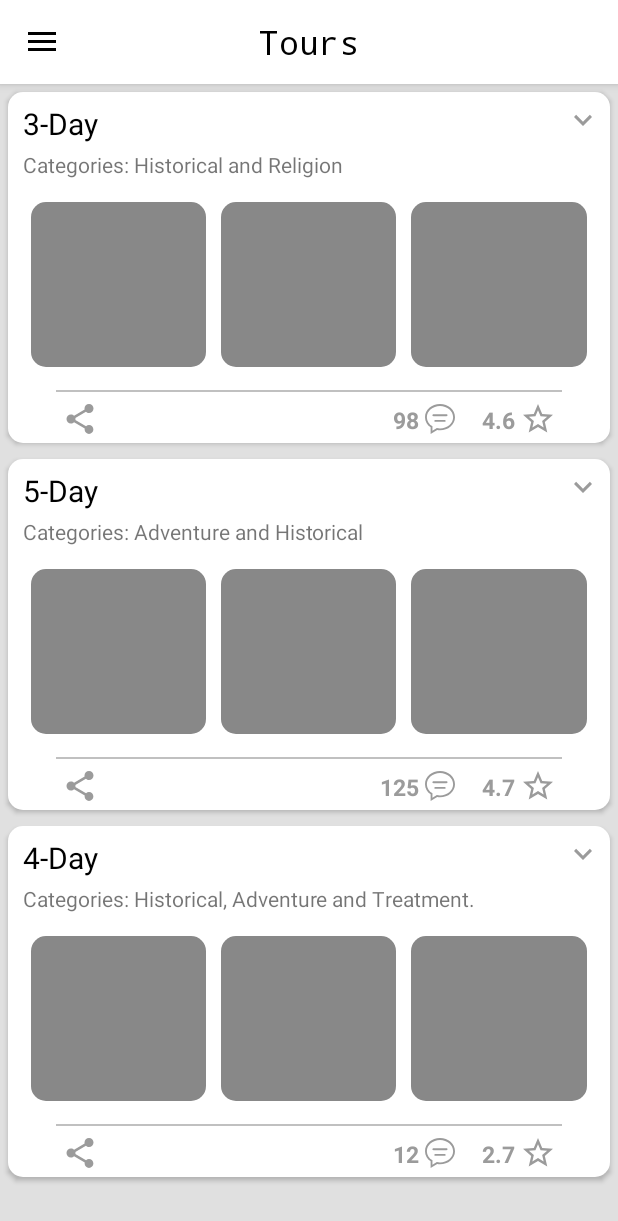
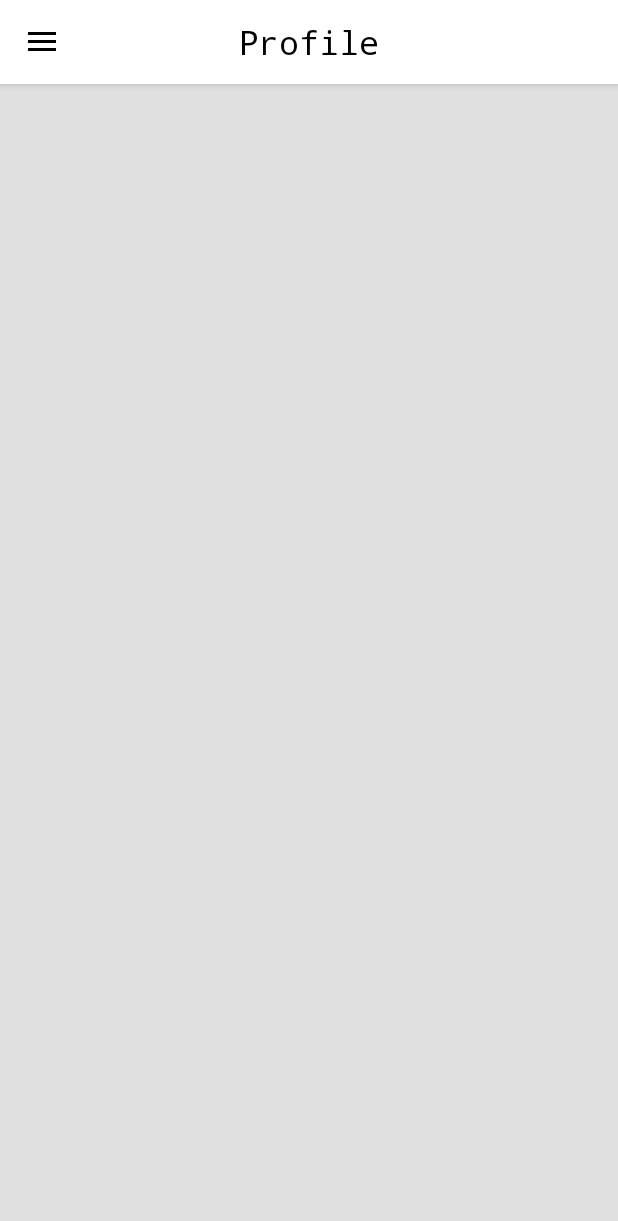
Before and after one commit to OmarQaisi/Seyaha, an Android app: the screen it shows after launch once a user with an empty profile is signed in (MainActivity), after a tap on "Profile", on a phone screen of 412 x 824 dp. Shown: the top 1221 px of the screen. Run offline under Robolectric (Android 15) with nearby library versions, the phone set to English and light mode, and no system bars; our stand-ins replace Firebase (no records; nobody signed in at launch, a user with empty details on screens opened directly), Picasso; libraries missing offline, so code that uses them is left out: com.firebase.ui; pictures from the network do not load; 2 statements that could not run were skipped; 1 other tap on this screen came first.

Commit message:
added profile fragment and toolbar's title change according to the fragment

```diff
--- a/app/src/main/AndroidManifest.xml
+++ b/app/src/main/AndroidManifest.xml
@@ -30,15 +30,18 @@
             </intent-filter>
         </activity>
 
-        <activity android:name=".SplashScreenActivity">
+        <activity android:name=".SplashScreenActivity"
+            android:screenOrientation="portrait">
             <intent-filter>
                 <action android:name="android.intent.action.MAIN" />
 
                 <category android:name="android.intent.category.LAUNCHER" />
             </intent-filter>
         </activity>
-        <activity android:name=".MainActivity"/>
-        <activity android:name=".OverviewActivity"/>
+        <activity android:name=".MainActivity"
+            android:screenOrientation="portrait"/>
+        <activity android:name=".OverviewActivity"
+            android:screenOrientation="portrait"/>
 
     </application>
 
--- a/app/src/main/java/com/example/seyaha/MainActivity.java
+++ b/app/src/main/java/com/example/seyaha/MainActivity.java
@@ -27,7 +27,8 @@ public class MainActivity extends AppCompatActivity implements  NavigationView.O
 
     private DrawerLayout mDrawerLayout;
 
-
+    private Toolbar mToolbar;
+    private TextView mTextView;
 
     private FirebaseAuth mFirebaseAuth;
     private  FirebaseAuth.AuthStateListener mFirebaseAuthListner;
@@ -39,19 +40,15 @@ public class MainActivity extends AppCompatActivity implements  NavigationView.O
         super.onCreate(savedInstanceState);
         setContentView(R.layout.activity_main_drawer);
 
-        Toolbar toolbar = findViewById(R.id.toolbar);
-        setSupportActionBar(toolbar);
-        getSupportActionBar().setTitle(null);
-        TextView tv = findViewById(R.id.toolbar_title);
-        tv.setText("Tours");
+        mToolbar = findViewById(R.id.toolbar);
+        setSupportActionBar(mToolbar);
 
         mDrawerLayout = findViewById(R.id.drawer_layout);
         NavigationView mNavigationView = findViewById(R.id.nav_view);
         mNavigationView.setNavigationItemSelectedListener(this);
         mNavigationView.setItemIconTintList(null);
 
-
-        ActionBarDrawerToggle toggle = new ActionBarDrawerToggle(this, mDrawerLayout, toolbar, R.string.navigation_drawer_open, R.string.navigation_drawer_close);
+        ActionBarDrawerToggle toggle = new ActionBarDrawerToggle(this, mDrawerLayout, mToolbar, R.string.navigation_drawer_open, R.string.navigation_drawer_close);
         mDrawerLayout.addDrawerListener(toggle);
         toggle.getDrawerArrowDrawable().setColor(Color.BLACK);
         toggle.syncState();
@@ -59,7 +56,9 @@ public class MainActivity extends AppCompatActivity implements  NavigationView.O
 
         if(savedInstanceState == null){
             getSupportFragmentManager().beginTransaction().replace(R.id.fragment_container,new TourFragment()).commit();
-            mNavigationView.setCheckedItem(R.id.nav_tour);}
+            mNavigationView.setCheckedItem(R.id.nav_tour);
+            changeToolbarTitle(getString(R.string.nav_tour));
+        }
 
         mFirebaseAuth = FirebaseAuth.getInstance();
         mFirebaseAuthListner=new FirebaseAuth.AuthStateListener() {
@@ -101,7 +100,12 @@ public class MainActivity extends AppCompatActivity implements  NavigationView.O
     public boolean onNavigationItemSelected(@NonNull MenuItem menuItem) {
         switch (menuItem.getItemId()){
             case R.id.nav_profile:
-                Toast.makeText(this, "Comming Soon..", Toast.LENGTH_SHORT).show();
+                getSupportFragmentManager().beginTransaction().replace(R.id.fragment_container,new ProfileFragment()).commit();
+                changeToolbarTitle(getString(R.string.nav_profile));
+                break;
+            case R.id.nav_tour:
+                getSupportFragmentManager().beginTransaction().replace(R.id.fragment_container,new TourFragment()).commit();
+                changeToolbarTitle(getString(R.string.nav_tour));
                 break;
             case R.id.nav_upcoming_event:
                 Toast.makeText(this, "Comming Soon..", Toast.LENGTH_SHORT).show();
@@ -119,4 +123,9 @@ public class MainActivity extends AppCompatActivity implements  NavigationView.O
         return true;
     }
 
+    public void changeToolbarTitle(String str){
+        mTextView = mToolbar.findViewById(R.id.toolbar_title);
+        mTextView.setText(str);
+    }
+
 }
--- /dev/null
+++ b/app/src/main/java/com/example/seyaha/Profile.java
@@ -0,0 +1,5 @@
+package com.example.seyaha;
+
+public class Profile {
+
+}
--- /dev/null
+++ b/app/src/main/java/com/example/seyaha/ProfileFragment.java
@@ -0,0 +1,22 @@
+package com.example.seyaha;
+
+import android.os.Bundle;
+import android.view.LayoutInflater;
+import android.view.View;
+import android.view.ViewGroup;
+
+import androidx.annotation.Nullable;
+import androidx.fragment.app.Fragment;
+
+public class ProfileFragment extends Fragment {
+
+    @Nullable
+    @Override
+    public View onCreateView(LayoutInflater inflater, @Nullable ViewGroup container, @Nullable Bundle savedInstanceState) {
+
+        View mView = inflater.inflate(R.layout.fragment_profile,container,false);
+
+        return mView;
+    }
+
+}
--- a/app/src/main/java/com/example/seyaha/SplashScreenActivity.java
+++ b/app/src/main/java/com/example/seyaha/SplashScreenActivity.java
@@ -109,12 +109,8 @@ public class SplashScreenActivity extends AppCompatActivity {
 
                     flag = true;
 
-
                     List <AuthUI.IdpConfig> providers = Arrays.asList(new AuthUI.IdpConfig.FacebookBuilder().build(), new AuthUI.IdpConfig.GoogleBuilder().build());
-
                     AuthMethodPickerLayout customLayout = new AuthMethodPickerLayout.Builder(R.layout.activity_login).setGoogleButtonId(R.id.gmail_btn).setFacebookButtonId(R.id.facbook_btn).build();
-
-
 
                     startActivityForResult(AuthUI.getInstance().createSignInIntentBuilder().setAvailableProviders(providers).setIsSmartLockEnabled(false).setTheme(R.style.AppThemeFirebaseAuth).setAuthMethodPickerLayout(customLayout).build(), RC_SIGN_IN);
                 } else {
--- a/app/src/main/java/com/example/seyaha/TourFragment.java
+++ b/app/src/main/java/com/example/seyaha/TourFragment.java
@@ -4,6 +4,8 @@ import android.os.Bundle;
 import android.view.LayoutInflater;
 import android.view.View;
 import android.view.ViewGroup;
+import android.widget.TextView;
+import android.widget.Toolbar;
 
 import androidx.annotation.Nullable;
 import androidx.fragment.app.Fragment;
--- /dev/null
+++ b/app/src/main/res/layout/fragment_profile.xml
@@ -0,0 +1,7 @@
+<?xml version="1.0" encoding="utf-8"?>
+<LinearLayout xmlns:android="http://schemas.android.com/apk/res/android"
+    android:layout_width="match_parent"
+    android:layout_height="match_parent"
+    android:orientation="vertical">
+
+</LinearLayout>
```
